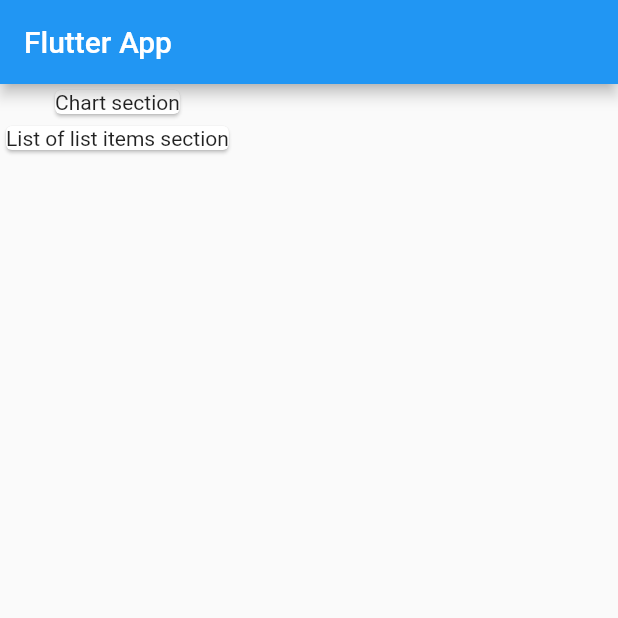
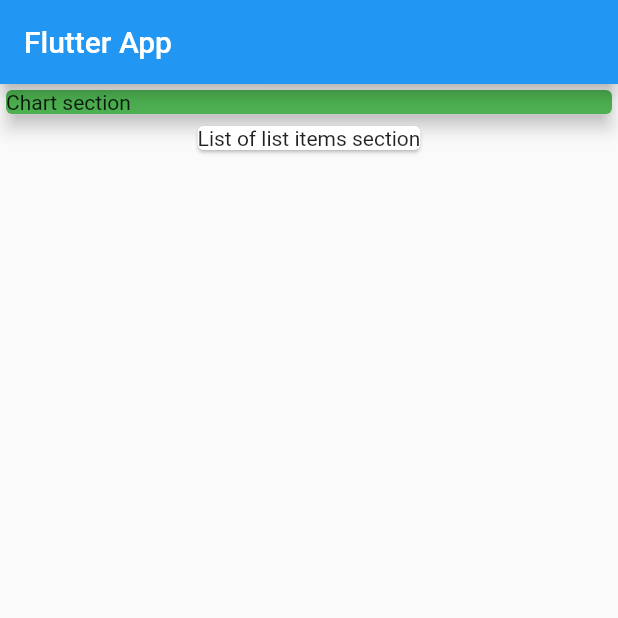
Before and after one commit to sachin96Boy/expance_demo_app, a Flutter app: the screen it shows after launch, on a phone screen of 412 x 824 dp, the top half of it. Run offline on Flutter 3.47's test engine with Material 2 defaults, Android fonts, the light colour scheme and no system bars.

Commit message:
chor: card color adjust

```diff
--- a/lib/pages/home_page.dart
+++ b/lib/pages/home_page.dart
@@ -11,8 +11,13 @@ class HomePage extends StatelessWidget {
       ),
       body: Column(
         children: const [
-          Card(
-            child: Text('Chart section'),
+          SizedBox(
+            width: double.infinity,
+            child: Card(
+              color: Colors.green,
+              elevation: 5.0,
+              child: Text('Chart section'),
+            ),
           ),
           Card(
             child: Text("List of list items section"),
```
